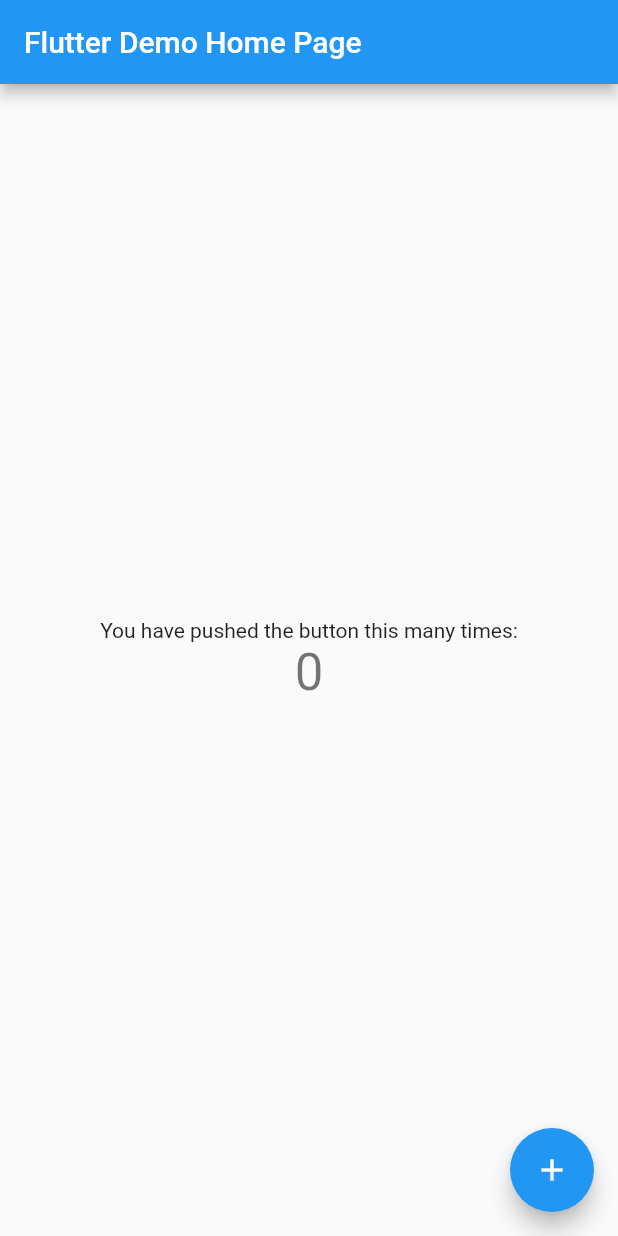
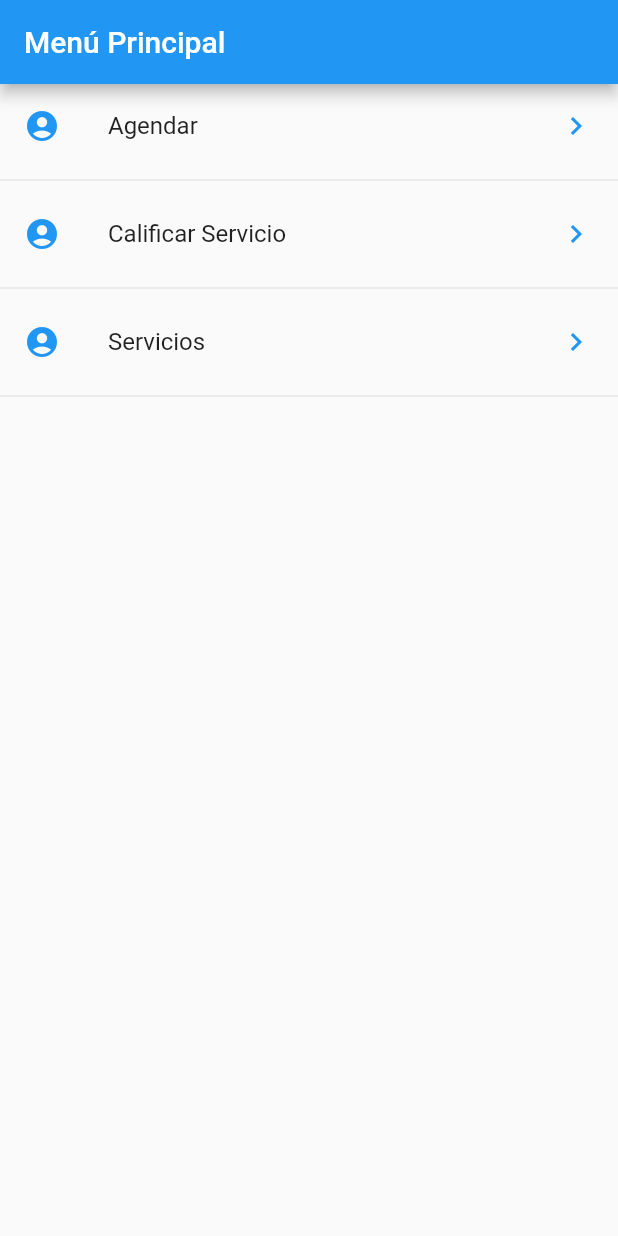
Before and after one commit to alexandra-sora/NoTeEnredesApp, a Flutter app: the screen it shows after launch, on a phone screen of 412 x 824 dp. Run offline on Flutter 3.47's test engine with Material 2 defaults, Android fonts, the phone set to English and light mode, and no system bars.

Commit message:
Cambios archivo json

```diff
--- /dev/null
+++ b/data/menu_opts.json
@@ -0,0 +1,20 @@
+{
+    "nombreApp" : "NoTeEnredes",
+    "rutas" : [
+        {
+            "ruta" : "alert",
+            "icon" : "add_alert",
+            "texto": "Agendar"
+        },
+        {
+            "ruta" : "avatar",
+            "icon" : "accessibility",
+            "texto": "Calificar Servicio"
+        },
+        {
+            "ruta" : "card",
+            "icon" : "folder_open",
+            "texto": "Servicios"
+        }
+    ]
+}
--- a/lib/main.dart
+++ b/lib/main.dart
@@ -1,117 +1,16 @@
 import 'package:flutter/material.dart';
+import 'package:no_te_enredes_app/src/pages/home_page.dart';
+// import 'package:no_te_enredes_app/src/pages/home_temp.dart';
 
-void main() {
-  runApp(MyApp());
-}
+void main() => runApp(MyApp());
 
 class MyApp extends StatelessWidget {
-  // This widget is the root of your application.
   @override
   Widget build(BuildContext context) {
     return MaterialApp(
-      title: 'Flutter Demo',
-      theme: ThemeData(
-        // This is the theme of your application.
-        //
-        // Try running your application with "flutter run". You'll see the
-        // application has a blue toolbar. Then, without quitting the app, try
-        // changing the primarySwatch below to Colors.green and then invoke
-        // "hot reload" (press "r" in the console where you ran "flutter run",
-        // or simply save your changes to "hot reload" in a Flutter IDE).
-        // Notice that the counter didn't reset back to zero; the application
-        // is not restarted.
-        primarySwatch: Colors.blue,
-        // This makes the visual density adapt to the platform that you run
-        // the app on. For desktop platforms, the controls will be smaller and
-        // closer together (more dense) than on mobile platforms.
-        visualDensity: VisualDensity.adaptivePlatformDensity,
-      ),
-      home: MyHomePage(title: 'Flutter Demo Home Page'),
+      title: 'No te Enrredes App',
+      debugShowCheckedModeBanner: false,
+      home: HomePage(),
     );
   }
 }
-
-class MyHomePage extends StatefulWidget {
-  MyHomePage({Key key, this.title}) : super(key: key);
-
-  // This widget is the home page of your application. It is stateful, meaning
-  // that it has a State object (defined below) that contains fields that affect
-  // how it looks.
-
-  // This class is the configuration for the state. It holds the values (in this
-  // case the title) provided by the parent (in this case the App widget) and
-  // used by the build method of the State. Fields in a Widget subclass are
-  // always marked "final".
-
-  final String title;
-
-  @override
-  _MyHomePageState createState() => _MyHomePageState();
-}
-
-class _MyHomePageState extends State<MyHomePage> {
-  int _counter = 0;
-
-  void _incrementCounter() {
-    setState(() {
-      // This call to setState tells the Flutter framework that something has
-      // changed in this State, which causes it to rerun the build method below
-      // so that the display can reflect the updated values. If we changed
-      // _counter without calling setState(), then the build method would not be
-      // called again, and so nothing would appear to happen.
-      _counter++;
-    });
-  }
-
-  @override
-  Widget build(BuildContext context) {
-    // This method is rerun every time setState is called, for instance as done
-    // by the _incrementCounter method above.
-    //
-    // The Flutter framework has been optimized to make rerunning build methods
-    // fast, so that you can just rebuild anything that needs updating rather
-    // than having to individually change instances of widgets.
-    return Scaffold(
-      appBar: AppBar(
-        // Here we take the value from the MyHomePage object that was created by
-        // the App.build method, and use it to set our appbar title.
-        title: Text(widget.title),
-      ),
-      body: Center(
-        // Center is a layout widget. It takes a single child and positions it
-        // in the middle of the parent.
-        child: Column(
-          // Column is also a layout widget. It takes a list of children and
-          // arranges them vertically. By default, it sizes itself to fit its
-          // children horizontally, and tries to be as tall as its parent.
-          //
-          // Invoke "debug painting" (press "p" in the console, choose the
-          // "Toggle Debug Paint" action from the Flutter Inspector in Android
-          // Studio, or the "Toggle Debug Paint" command in Visual Studio Code)
-          // to see the wireframe for each widget.
-          //
-          // Column has various properties to control how it sizes itself and
-          // how it positions its children. Here we use mainAxisAlignment to
-          // center the children vertically; the main axis here is the vertical
-          // axis because Columns are vertical (the cross axis would be
-          // horizontal).
-          mainAxisAlignment: MainAxisAlignment.center,
-          children: <Widget>[
-            Text(
-              'You have pushed the button this many times:',
-            ),
-            Text(
-              '$_counter',
-              style: Theme.of(context).textTheme.headline4,
-            ),
-          ],
-        ),
-      ),
-      floatingActionButton: FloatingActionButton(
-        onPressed: _incrementCounter,
-        tooltip: 'Increment',
-        child: Icon(Icons.add),
-      ), // This trailing comma makes auto-formatting nicer for build methods.
-    );
-  }
-}
--- /dev/null
+++ b/lib/src/pages/home_page.dart
@@ -0,0 +1,41 @@
+import 'package:flutter/material.dart';
+import 'package:no_te_enredes_app/src/providers/menu_provider.dart';
+
+class HomePage extends StatelessWidget {
+  @override
+  Widget build(BuildContext context) {
+    return Scaffold(
+      appBar: AppBar(
+        title: Text('Menú Principal'),
+      ),
+      body: _lista(),
+    );
+  }
+
+  Widget _lista() {
+    // menuProvider.cargarData()
+    return FutureBuilder(
+      future: menuProvider.cargarData(),
+      initialData: [],
+      builder: (BuildContext context, AsyncSnapshot<List<dynamic>> snapshot) {
+        return ListView(
+          children: _listItems(snapshot.data),
+        );
+      },
+    );
+  }
+
+  List<Widget> _listItems(List<dynamic> data) {
+    final List<Widget> opciones = [];
+    data.forEach((opt) {
+      final widgetTemp = ListTile(
+        title: Text(opt['texto']),
+        leading: Icon(Icons.account_circle, color: Colors.blue),
+        trailing: Icon(Icons.keyboard_arrow_right, color: Colors.blue),
+        onTap: () {},
+      );
+      opciones..add(widgetTemp)..add(Divider());
+    });
+    return opciones;
+  }
+}
--- a/pubspec.yaml
+++ b/pubspec.yaml
@@ -45,8 +45,8 @@ flutter:
   uses-material-design: true
 
   # To add assets to your application, add an assets section, like this:
-  # assets:
-  #   - images/a_dot_burr.jpeg
+  assets:
+    - data/menu_opts.json
   #   - images/a_dot_ham.jpeg
 
   # An image asset can refer to one or more resolution-specific "variants", see
```
Also changed, not shown: lib/src/pages/home_temp.dart (added, +41 -0 lines), lib/src/providers/menu_provider.dart (added, +21 -0 lines).
